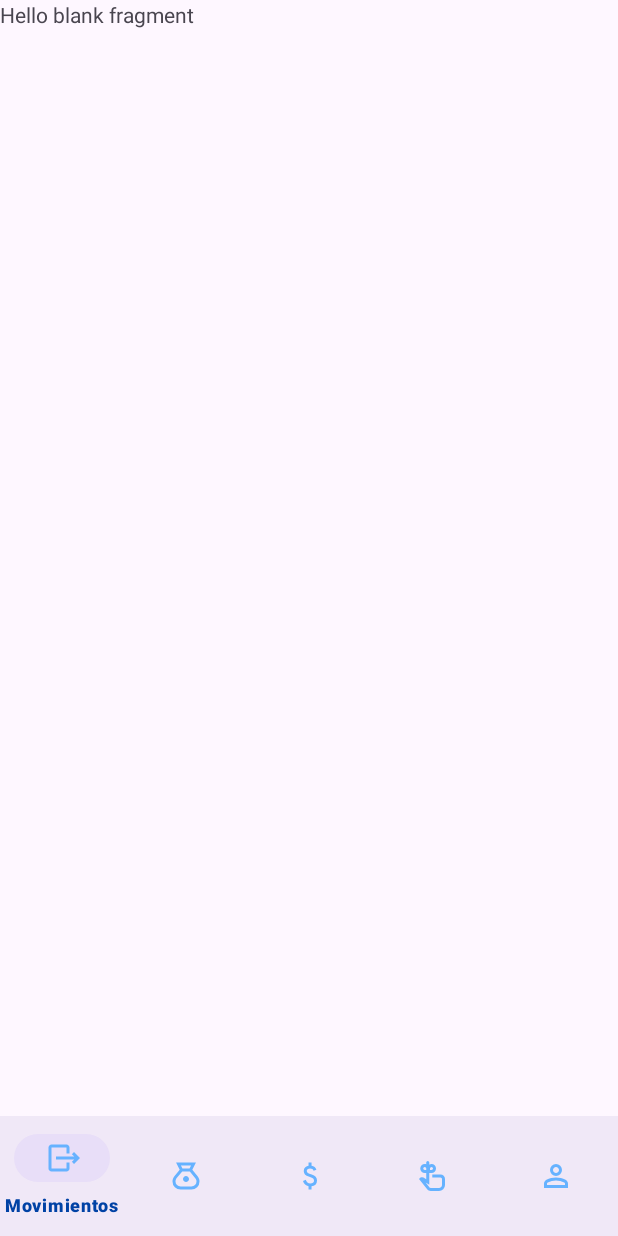
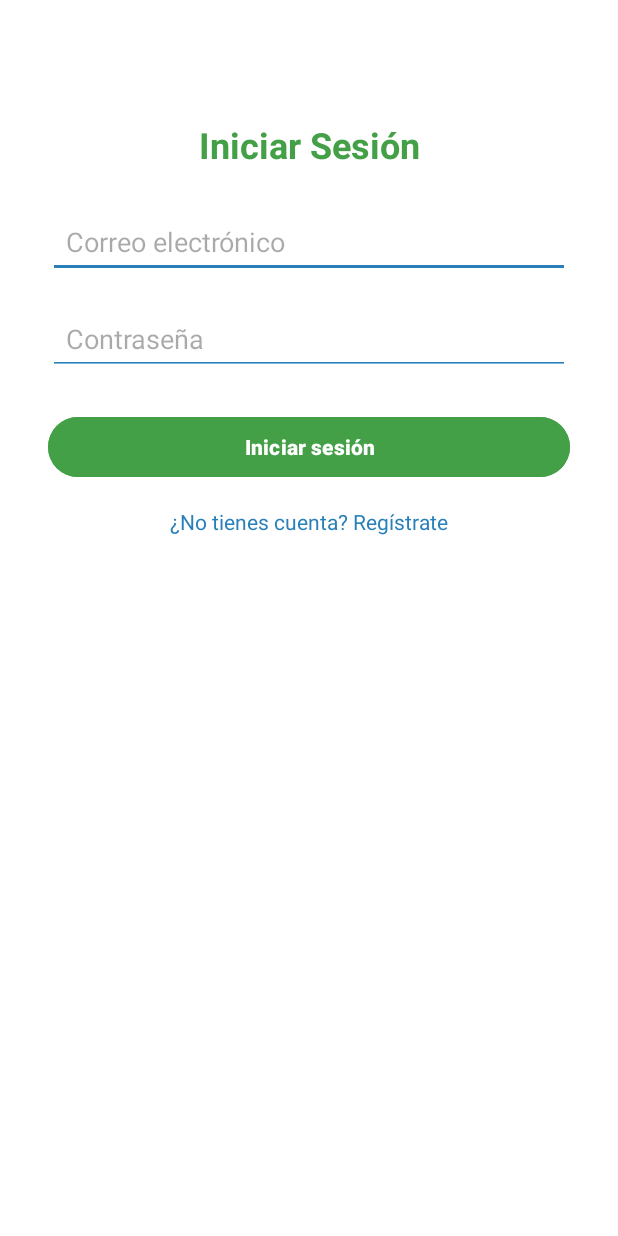
Before and after one commit to JuanAntonioDuran/Finanzly, an Android app: the screen it shows after launch (MainActivity before the commit, LoginActivity after it), on a phone screen of 412 x 824 dp. Run offline under Robolectric (Android 15) with nearby library versions, the phone set to English and light mode, and no system bars; our stand-ins replace Firebase (no records; nobody signed in at launch, a user with empty details on screens opened directly).

Commit message:
Funcionamiento de login y register y comprobacion de que se conecta con firebase

```diff
--- a/app/src/main/AndroidManifest.xml
+++ b/app/src/main/AndroidManifest.xml
@@ -12,6 +12,12 @@
         android:supportsRtl="true"
         android:theme="@style/Theme.Finanzly">
         <activity
+            android:name=".activities.RegisterActivity"
+            android:exported="false" />
+        <activity
+            android:name=".activities.LoginActivity"
+            android:exported="false" />
+        <activity
             android:name=".activities.MainActivity"
             android:exported="true">
             <intent-filter>
--- /dev/null
+++ b/app/src/main/java/com/example/finanzly/activities/LoginActivity.java
@@ -0,0 +1,94 @@
+package com.example.finanzly.activities;
+
+import android.content.Intent;
+import android.os.Bundle;
+import android.text.TextUtils;
+import android.view.View;
+import android.widget.Button;
+import android.widget.EditText;
+import android.widget.TextView;
+import android.widget.Toast;
+
+import androidx.activity.EdgeToEdge;
+import androidx.appcompat.app.AppCompatActivity;
+import androidx.core.graphics.Insets;
+import androidx.core.view.ViewCompat;
+import androidx.core.view.WindowInsetsCompat;
+
+import com.example.finanzly.R;
+import com.google.firebase.auth.FirebaseAuth;
+
+public class LoginActivity extends AppCompatActivity {
+
+    private EditText etEmail, etPassword;
+    private Button btnLogin;
+    private TextView tvRegisterLink;
+
+    private FirebaseAuth auth;
+
+    @Override
+    protected void onCreate(Bundle savedInstanceState) {
+        super.onCreate(savedInstanceState);
+        EdgeToEdge.enable(this);
+        setContentView(R.layout.activity_login);
+
+        // Ajustar el padding del sistema
+        ViewCompat.setOnApplyWindowInsetsListener(findViewById(R.id.main), (v, insets) -> {
+            Insets systemBars = insets.getInsets(WindowInsetsCompat.Type.systemBars());
+            v.setPadding(systemBars.left, systemBars.top, systemBars.right, systemBars.bottom);
+            return insets;
+        });
+
+        auth = FirebaseAuth.getInstance();
+
+        // Referencias UI
+        etEmail = findViewById(R.id.etEmail);
+        etPassword = findViewById(R.id.etPassword);
+        btnLogin = findViewById(R.id.btnLogin);
+        tvRegisterLink = findViewById(R.id.tvRegisterLink);
+
+        // 🔹 Acción de inicio de sesión
+        btnLogin.setOnClickListener(v -> loginUser());
+
+        // 🔹 Enlace al registro
+        tvRegisterLink.setOnClickListener(v -> {
+            startActivity(new Intent(LoginActivity.this, RegisterActivity.class));
+            finish();
+        });
+    }
+
+    private void loginUser() {
+        String email = etEmail.getText().toString().trim();
+        String password = etPassword.getText().toString().trim();
+
+        if (TextUtils.isEmpty(email)) {
+            etEmail.setError("Ingresa tu correo");
+            return;
+        }
+        if (TextUtils.isEmpty(password)) {
+            etPassword.setError("Ingresa tu contraseña");
+            return;
+        }
+
+        btnLogin.setEnabled(false);
+        btnLogin.setText("Iniciando...");
+
+        auth.signInWithEmailAndPassword(email, password)
+                .addOnCompleteListener(task -> {
+                    btnLogin.setEnabled(true);
+                    btnLogin.setText("Iniciar sesión");
+
+                    if (task.isSuccessful()) {
+                        Toast.makeText(LoginActivity.this, "Inicio de sesión exitoso", Toast.LENGTH_SHORT).show();
+                        // Redirigir al Home
+                        Intent intent = new Intent(LoginActivity.this, MainActivity.class);
+                        startActivity(intent);
+                        finish();
+                    } else {
+                        Toast.makeText(LoginActivity.this,
+                                "Error: " + task.getException().getMessage(),
+                                Toast.LENGTH_LONG).show();
+                    }
+                });
+    }
+}
--- a/app/src/main/java/com/example/finanzly/activities/MainActivity.java
+++ b/app/src/main/java/com/example/finanzly/activities/MainActivity.java
@@ -1,8 +1,8 @@
 package com.example.finanzly.activities;
 
+import android.content.Intent;
 import android.os.Bundle;
 
-import androidx.annotation.NonNull;
 import androidx.appcompat.app.AppCompatActivity;
 import androidx.fragment.app.Fragment;
 
@@ -13,14 +13,33 @@ import com.example.finanzly.fragments.MovementsFragment;
 import com.example.finanzly.fragments.RemindersFragment;
 import com.example.finanzly.fragments.UserFragment;
 import com.google.android.material.bottomnavigation.BottomNavigationView;
+import com.google.firebase.auth.FirebaseAuth;
+import com.google.firebase.auth.FirebaseUser;
 
 public class MainActivity extends AppCompatActivity {
+
+    private FirebaseAuth mAuth;
 
     @Override
     protected void onCreate(Bundle savedInstanceState) {
         super.onCreate(savedInstanceState);
         setContentView(R.layout.activity_main);
 
+        // 🔐 Inicializar FirebaseAuth
+        mAuth = FirebaseAuth.getInstance();
+
+        // 🧭 Verificar sesión del usuario
+        FirebaseUser currentUser = mAuth.getCurrentUser();
+        if (currentUser == null) {
+            // Si no hay usuario logueado, redirigir a LoginActivity
+            Intent intent = new Intent(MainActivity.this, LoginActivity.class);
+            intent.setFlags(Intent.FLAG_ACTIVITY_CLEAR_TOP | Intent.FLAG_ACTIVITY_NEW_TASK);
+            startActivity(intent);
+            finish(); // Evita que pueda volver con el botón "atrás"
+            return;
+        }
+
+        // ✅ Si hay sesión activa, cargar la interfaz normal
         BottomNavigationView bottomNav = findViewById(R.id.bottom_navigation);
         bottomNav.setOnItemSelectedListener(item -> {
             Fragment selectedFragment = null;
@@ -48,7 +67,6 @@ public class MainActivity extends AppCompatActivity {
             return true;
         });
 
-
         // Cargar fragmento inicial
         if (savedInstanceState == null) {
             getSupportFragmentManager()
--- /dev/null
+++ b/app/src/main/res/layout/activity_login.xml
@@ -0,0 +1,81 @@
+<?xml version="1.0" encoding="utf-8"?>
+<androidx.constraintlayout.widget.ConstraintLayout
+    xmlns:android="http://schemas.android.com/apk/res/android"
+    xmlns:app="http://schemas.android.com/apk/res-auto"
+    xmlns:tools="http://schemas.android.com/tools"
+    android:id="@+id/main"
+    android:layout_width="match_parent"
+    android:layout_height="match_parent"
+    android:background="@color/white"
+    tools:context=".activities.LoginActivity">
+
+    <TextView
+        android:id="@+id/tvTitle"
+        android:layout_width="wrap_content"
+        android:layout_height="wrap_content"
+        android:text="Iniciar Sesión"
+        android:textSize="24sp"
+        android:textColor="@color/green_primary"
+        android:textStyle="bold"
+        app:layout_constraintTop_toTopOf="parent"
+        app:layout_constraintBottom_toTopOf="@id/etEmail"
+        app:layout_constraintStart_toStartOf="parent"
+        app:layout_constraintEnd_toEndOf="parent"
+        android:layout_marginTop="80dp" />
+
+    <EditText
+        android:id="@+id/etEmail"
+        android:layout_width="0dp"
+        android:layout_height="wrap_content"
+        android:hint="Correo electrónico"
+        android:inputType="textEmailAddress"
+        app:layout_constraintTop_toBottomOf="@id/tvTitle"
+        app:layout_constraintStart_toStartOf="parent"
+        app:layout_constraintEnd_toEndOf="parent"
+        android:layout_marginHorizontal="32dp"
+        android:layout_marginTop="24dp"
+        android:padding="12dp"
+        android:backgroundTint="@color/blueAccent" />
+
+    <EditText
+        android:id="@+id/etPassword"
+        android:layout_width="0dp"
+        android:layout_height="wrap_content"
+        android:hint="Contraseña"
+        android:inputType="textPassword"
+        app:layout_constraintTop_toBottomOf="@id/etEmail"
+        app:layout_constraintStart_toStartOf="parent"
+        app:layout_constraintEnd_toEndOf="parent"
+        android:layout_marginHorizontal="32dp"
+        android:layout_marginTop="16dp"
+        android:padding="12dp"
+        android:backgroundTint="@color/blueAccent" />
+
+    <Button
+        android:id="@+id/btnLogin"
+        android:layout_width="0dp"
+        android:layout_height="wrap_content"
+        android:text="Iniciar sesión"
+        android:textStyle="bold"
+        android:textColor="@color/white"
+        android:backgroundTint="@color/green_primary"
+        app:layout_constraintTop_toBottomOf="@id/etPassword"
+        app:layout_constraintStart_toStartOf="parent"
+        app:layout_constraintEnd_toEndOf="parent"
+        android:layout_marginHorizontal="32dp"
+        android:layout_marginTop="24dp"
+        android:paddingVertical="10dp" />
+
+    <TextView
+        android:id="@+id/tvRegisterLink"
+        android:layout_width="wrap_content"
+        android:layout_height="wrap_content"
+        android:text="¿No tienes cuenta? Regístrate"
+        android:textColor="@color/blueAccent"
+        android:textSize="14sp"
+        app:layout_constraintTop_toBottomOf="@id/btnLogin"
+        app:layout_constraintStart_toStartOf="parent"
+        app:layout_constraintEnd_toEndOf="parent"
+        android:layout_marginTop="16dp" />
+
+</androidx.constraintlayout.widget.ConstraintLayout>
--- a/app/src/main/res/values/colors.xml
+++ b/app/src/main/res/values/colors.xml
@@ -10,12 +10,13 @@
     <color name="blue_primary">#0D6EFD</color>      <!-- similar a Bootstrap primary -->
     <color name="blue_light">#66B2FF</color>
     <color name="blue_dark">#0042A5</color>
+    <color name="blueAccent">#2980B9</color>   <!-- Azul acentuado -->
 
     <!-- Verdes (éxito, iconos, alertas positivas) -->
     <color name="green_success">#198754</color>    <!-- similar a Bootstrap success -->
     <color name="green_light">#4CAF50</color>
     <color name="green_dark">#0F5132</color>
-
+    <color name="green_primary">#43A047</color>
     <!-- Rojos / alertas (opcional) -->
     <color name="red_error">#DC3545</color>
     <color name="red_light">#FF6B6B</color>
```
Also changed, not shown: app/src/main/java/com/example/finanzly/activities/RegisterActivity.java (added, +134 -0 lines), app/src/main/res/layout/activity_register.xml (added, +104 -0 lines).
